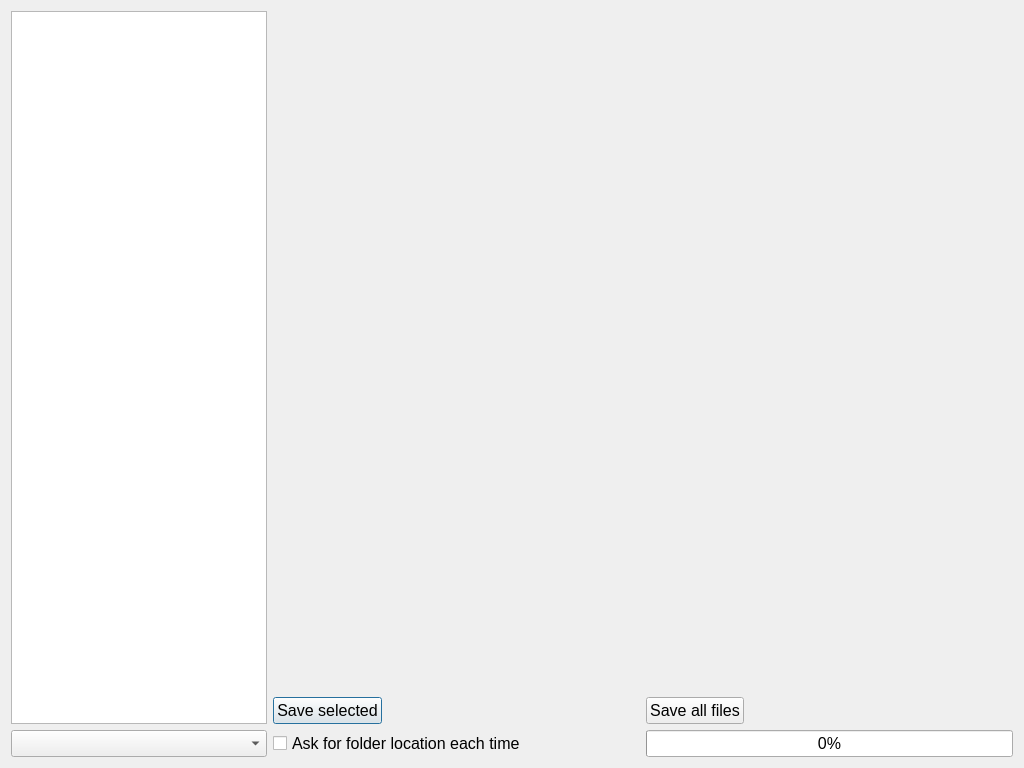
The window that src/filebrowse.ui (g4ixt/QtTinySA) describes before a commit, drawn with Qt 5.
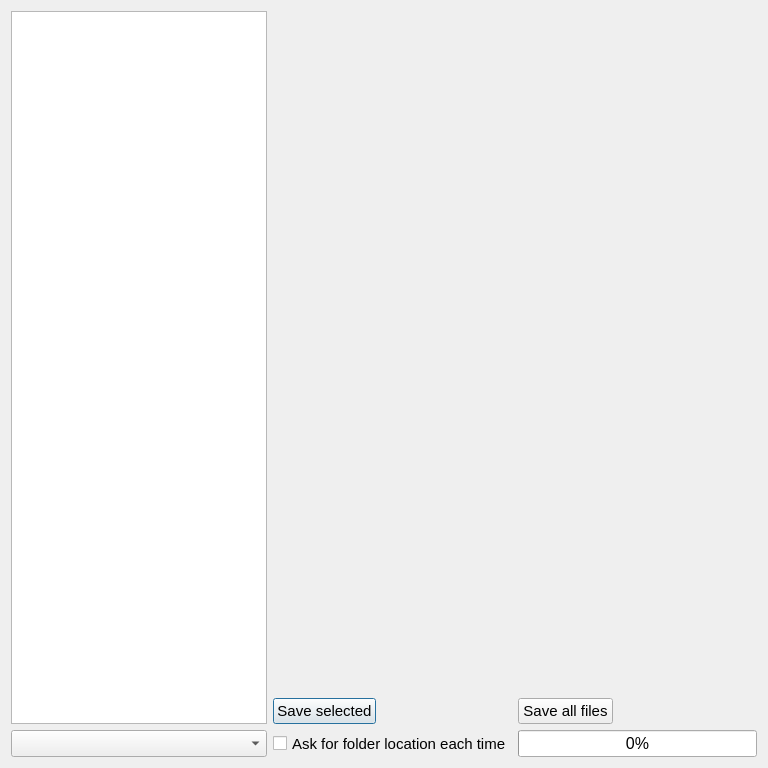
The same window after the commit.

What changed in the file:
```diff
--- a/src/filebrowse.ui
+++ b/src/filebrowse.ui
@@ -6,7 +6,7 @@
    <rect>
     <x>0</x>
     <y>0</y>
-    <width>1024</width>
+    <width>768</width>
     <height>768</height>
    </rect>
   </property>
@@ -19,7 +19,7 @@
      <item row="2" column="2">
       <widget class="QPushButton" name="download">
        <property name="sizePolicy">
-        <sizepolicy hsizetype="Fixed" vsizetype="Fixed">
+        <sizepolicy hsizetype="Fixed" vsizetype="Preferred">
          <horstretch>0</horstretch>
          <verstretch>0</verstretch>
         </sizepolicy>
@@ -32,7 +32,7 @@
        </property>
        <property name="font">
         <font>
-         <pointsize>12</pointsize>
+         <pointsize>11</pointsize>
         </font>
        </property>
        <property name="text">
@@ -58,7 +58,7 @@
      <item row="2" column="3">
       <widget class="QPushButton" name="saveAll">
        <property name="sizePolicy">
-        <sizepolicy hsizetype="Fixed" vsizetype="Fixed">
+        <sizepolicy hsizetype="Fixed" vsizetype="Preferred">
          <horstretch>0</horstretch>
          <verstretch>0</verstretch>
         </sizepolicy>
@@ -71,7 +71,7 @@
        </property>
        <property name="font">
         <font>
-         <pointsize>12</pointsize>
+         <pointsize>11</pointsize>
         </font>
        </property>
        <property name="text">
@@ -82,14 +82,14 @@
      <item row="3" column="2">
       <widget class="QCheckBox" name="askForPath">
        <property name="sizePolicy">
-        <sizepolicy hsizetype="MinimumExpanding" vsizetype="Fixed">
+        <sizepolicy hsizetype="MinimumExpanding" vsizetype="Preferred">
          <horstretch>0</horstretch>
          <verstretch>0</verstretch>
         </sizepolicy>
        </property>
        <property name="font">
         <font>
-         <pointsize>12</pointsize>
+         <pointsize>11</pointsize>
         </font>
        </property>
        <property name="text">
@@ -115,7 +115,7 @@
      <item row="0" column="2" colspan="2">
       <widget class="QLabel" name="picture">
        <property name="sizePolicy">
-        <sizepolicy hsizetype="Expanding" vsizetype="Expanding">
+        <sizepolicy hsizetype="Fixed" vsizetype="Fixed">
          <horstretch>0</horstretch>
          <verstretch>0</verstretch>
         </sizepolicy>
@@ -128,7 +128,7 @@
        </property>
        <property name="font">
         <font>
-         <pointsize>12</pointsize>
+         <pointsize>11</pointsize>
         </font>
        </property>
        <property name="text">
```
Left out of the diff: 8 changed lines with no effect on the pictures.
